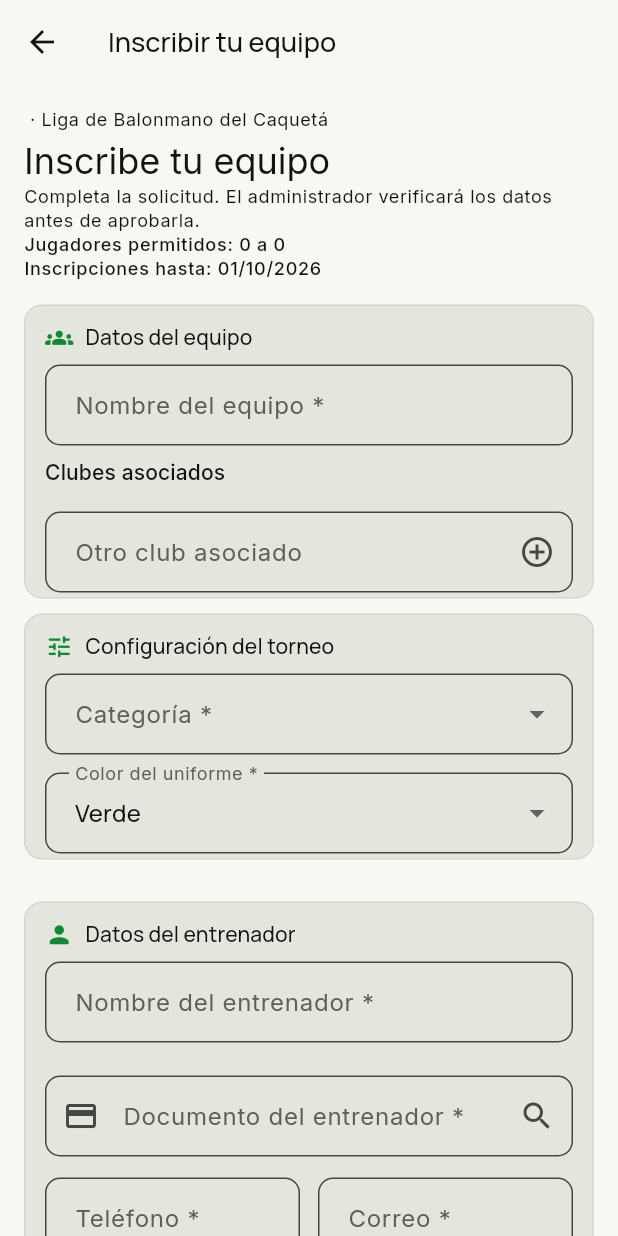
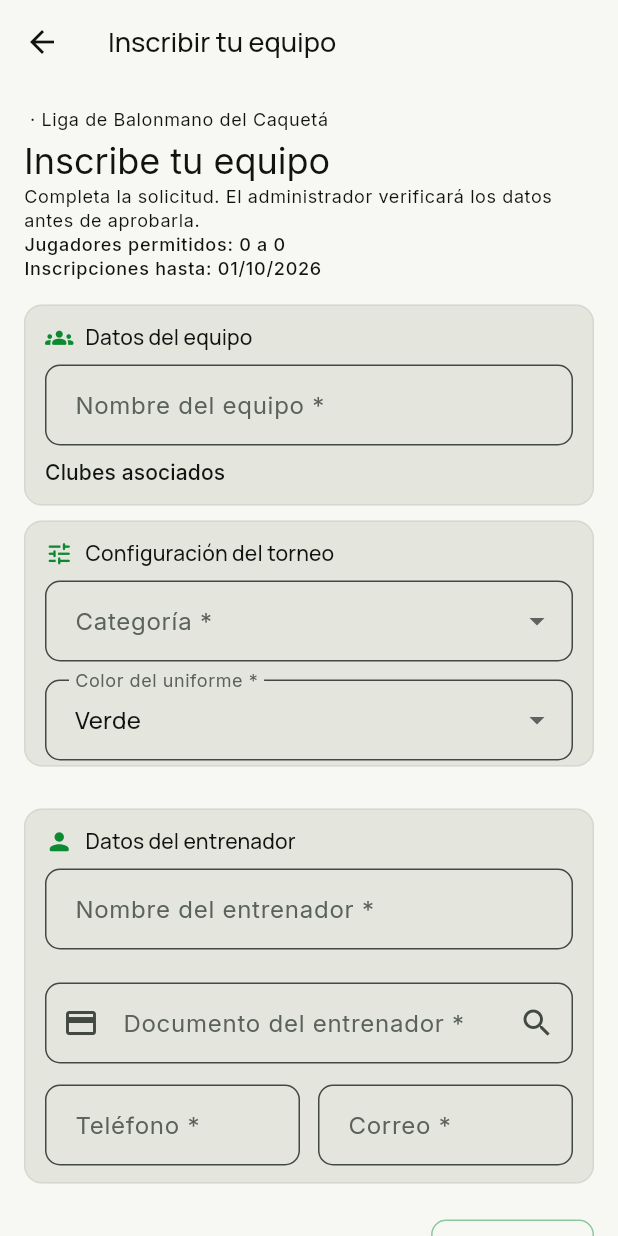
Before and after one commit to tatiana1104/handplay_demo, a Flutter app: the TeamRegistrationScreen screen opened directly with empty values, on a phone screen of 412 x 824 dp. Run offline on Flutter 3.47's test engine with Material 3 defaults, Android fonts, the phone set to English and light mode, and no system bars; our stand-ins replace cloud_firestore, dartz, equatable, firebase_auth, firebase_core, firebase_messaging and 5 more; accounts and stored records are empty.

Commit message:
Remove custom club field and fix mobile overflow

```diff
--- a/lib/features/tournaments/presentation/screens/team_registration_form.dart
+++ b/lib/features/tournaments/presentation/screens/team_registration_form.dart
@@ -141,6 +141,7 @@ class TeamRegistrationForm extends StatelessWidget {
                 const SizedBox(height: 8),
                 DropdownButtonFormField<String>(
                   key: ValueKey('official-club-picker-${clubs.length}'),
+                  isExpanded: true,
                   decoration: const InputDecoration(
                     labelText: 'Agregar club oficial',
                     prefixIcon: Icon(Icons.verified_outlined),
@@ -158,21 +159,7 @@ class TeamRegistrationForm extends StatelessWidget {
                   },
                 ),
               ],
-              const SizedBox(height: 8),
-              TextFormField(
-                controller: clubController,
-                textInputAction: TextInputAction.done,
-                onFieldSubmitted: (_) => onAddClub(),
-                decoration: InputDecoration(
-                  labelText: 'Otro club asociado',
-                  hintText: 'Escribe un club no incluido en el catálogo',
-                  suffixIcon: IconButton(
-                    onPressed: onAddClub,
-                    icon: const Icon(Icons.add_circle_outline),
-                    tooltip: 'Agregar club',
-                  ),
-                ),
-              ),
+
             ],
           ),
           _sectionCard(
```
Also changed, not shown: 2 other files.
